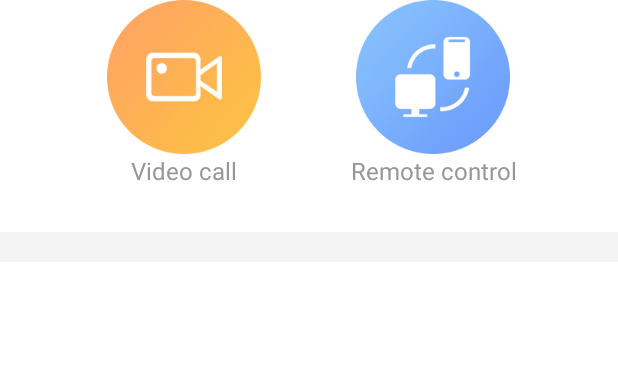
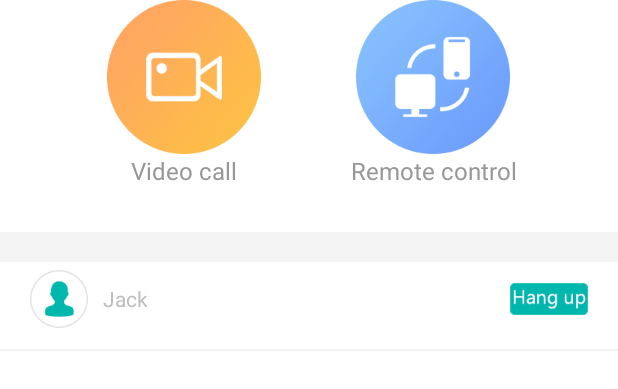
Before and after one commit to jiajunmao/See-For-You, an Android app: the layout report_fragment.xml on its own in the app's theme, with its tools: preview values and no code run, on a phone screen of 412 x 824 dp. Shown: the top 389 px of the screen. Run offline under Robolectric (Android 15) with nearby library versions, the phone set to English and light mode, and no system bars.

Commit message:
Most of the UI view is completed

```diff
--- a/C4U-master/app/src/main/res/layout/report_fragment.xml
+++ b/C4U-master/app/src/main/res/layout/report_fragment.xml
@@ -36,5 +36,29 @@
         android:layout_width="match_parent"
         android:layout_height="@dimen/control_back">
     </LinearLayout>
-
+<RelativeLayout
+    android:layout_marginLeft="@dimen/mine_mar"
+    android:layout_marginRight="@dimen/mine_mar"
+    android:layout_width="match_parent"
+    android:layout_height="@dimen/et_all_hegiht">
+    <TextView
+        android:layout_centerVertical="true"
+        android:gravity="center"
+        android:text="Jack"
+        android:drawablePadding="@dimen/mine_marleft"
+        android:drawableLeft="@drawable/control_user"
+        android:layout_width="wrap_content"
+        android:layout_height="wrap_content" />
+    <ImageView
+        android:layout_alignParentRight="true"
+        android:layout_centerVertical="true"
+        android:layout_width="wrap_content"
+        android:src="@drawable/hang_up"
+        android:layout_height="wrap_content" />
+</RelativeLayout>
+    <ImageView
+        android:scaleType="fitXY"
+        android:src="@drawable/view"
+        android:layout_width="match_parent"
+        android:layout_height="wrap_content" />
 </LinearLayout>
--- a/C4U-master/app/src/main/res/values/colors.xml
+++ b/C4U-master/app/src/main/res/values/colors.xml
@@ -12,4 +12,5 @@
     <color name="login_color">#F6F5FA</color>
     <color name="welome_font_color">#9A9A9A</color>
     <color name="control_color">#F4F4F4</color>
+    <color name="videoback">#383838</color>
 </resources>
--- a/C4U-master/app/src/main/res/values/strings.xml
+++ b/C4U-master/app/src/main/res/values/strings.xml
@@ -16,7 +16,7 @@
     <string name="emailbox">Mailbox</string>
     <string name="integral">Integral</string>
     <string name="exit">Exit account</string>
-
+    <string name="non_response">Non response</string>
     <string name="video_call">Video call</string>
     <string name="remote_control">Remote control</string>
 </resources>
```
Also changed, not shown: C4U-master/app/src/main/java/com/app/CClient/Activity/VideoCallsActivity.java (added, +15 -0 lines), C4U-master/app/src/main/res/layout/activitycalls.xml (added, +30 -0 lines), C4U-master/app/src/main/res/drawable-xhdpi/control_user.png (added), C4U-master/app/src/main/res/drawable-xhdpi/hang_up.png (added), C4U-master/app/src/main/res/drawable-xhdpi/non_response.png (added).
